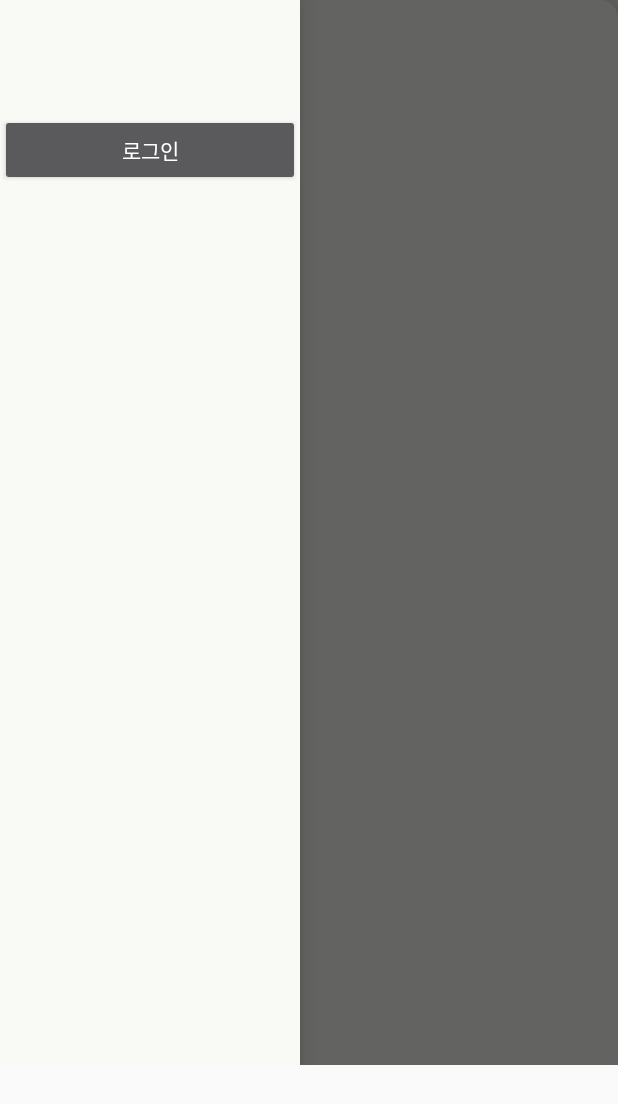
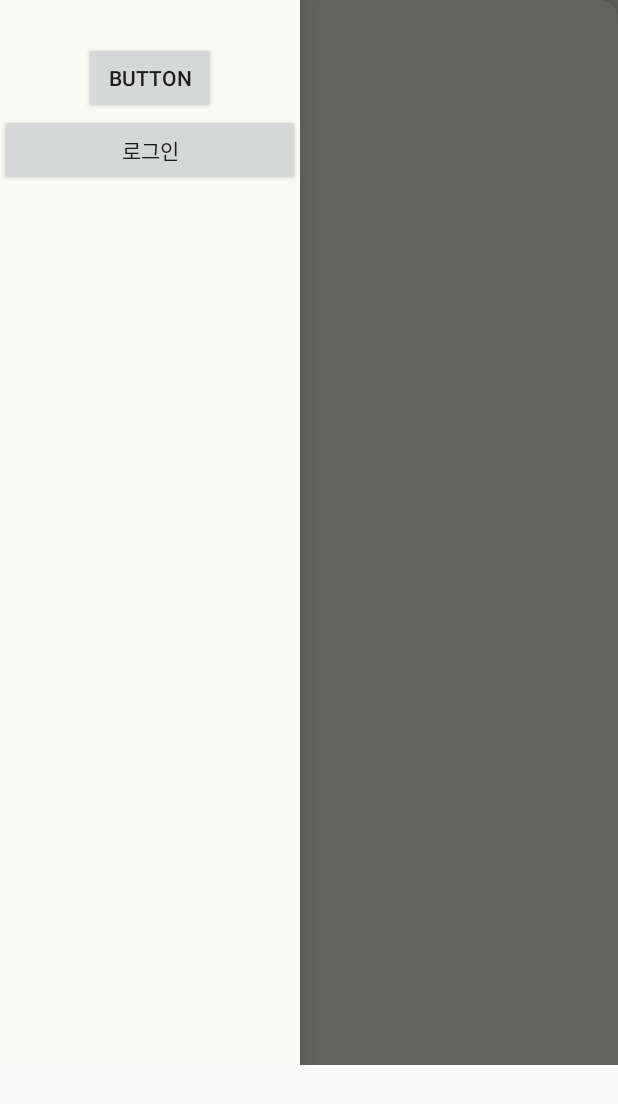
Before and after one commit to ETS-Android5/madcamp2, an Android app: the screen it shows after launch (MainActivity), with the side drawer open, on a phone screen of 412 x 824 dp. Shown: the top 1104 px of the screen. Run offline under Robolectric (Android 15) with nearby library versions, the phone set to English and light mode, and no system bars; libraries missing offline, so code that uses them is left out: net.daum.mf; plain views replace SlidingUpPanelLayout; 10 statements that could not run were skipped.

Commit message:
1/11 17:02

```diff
--- a/Client/app/src/main/java/com/example/client/MainActivity.java
+++ b/Client/app/src/main/java/com/example/client/MainActivity.java
@@ -9,6 +9,7 @@ import androidx.appcompat.app.AppCompatActivity;
 import androidx.core.app.ActivityCompat;
 import androidx.core.content.ContextCompat;
 import androidx.drawerlayout.widget.DrawerLayout;
+import androidx.fragment.app.FragmentContainerView;
 import androidx.fragment.app.FragmentManager;
 import androidx.fragment.app.FragmentTransaction;
 import androidx.recyclerview.widget.LinearLayoutManager;
@@ -36,6 +37,8 @@ import android.widget.EditText;
 import android.widget.ImageButton;
 import android.widget.TextView;
 import android.widget.Toast;
+
+import com.google.android.material.navigation.NavigationView;
 
 import net.daum.mf.map.api.CalloutBalloonAdapter;
 import net.daum.mf.map.api.CameraUpdate;
@@ -83,6 +86,7 @@ public class MainActivity extends AppCompatActivity implements MapView.MapViewEv
     private Retrofit retrofit;
     private RecyclerView imageRecyclerview;
     private ImageSearchAdapter imagesearchAdapter;
+    private int isSignin;
 
     public static final int MULTIPLE_PERMISSIONS = 1801;
     private String[] permissions = {
@@ -101,6 +105,8 @@ public class MainActivity extends AppCompatActivity implements MapView.MapViewEv
         setContentView(R.layout.activity_main);
 
         checkPermissions();
+
+        isSignin = 1;
 
         pinAddress = (TextView) findViewById(R.id.PinAddress);
 
@@ -130,6 +136,8 @@ public class MainActivity extends AppCompatActivity implements MapView.MapViewEv
                 drawerLayout.openDrawer(drawerView);
             }
         });
+
+
 
         search = (Button) findViewById(R.id.search);
         search.setOnClickListener(new View.OnClickListener() {
@@ -225,6 +233,14 @@ public class MainActivity extends AppCompatActivity implements MapView.MapViewEv
                         CameraUpdate cameraUpdate = CameraUpdateFactory.newMapPoint(mp);
                         mapView.moveCamera(cameraUpdate);
                         mapView.addPOIItem(searchEngineMarker);
+                    } else if (CallType == 2){
+                        isSignin = intent.getExtras().getInt("signin_state");
+
+                        NoLoginSideMenuFragment fragment = new NoLoginSideMenuFragment();
+                        Bundle bundle = new Bundle();
+                        bundle.putInt("signin_state", 0 );
+                        fragment.setArguments(bundle);
+
                     }
                 }
             }
@@ -263,14 +279,22 @@ public class MainActivity extends AppCompatActivity implements MapView.MapViewEv
 
         @Override
         public void onDrawerOpened(@NonNull View drawerView) {
+            if(isSignin == 1) {
                 toLogin = (Button) findViewById(R.id.to_login);
                 toLogin.setOnClickListener(new View.OnClickListener() {
                     @Override
                     public void onClick(View view) {
+
+
                         Intent intent_to_login = new Intent(MainActivity.this, LoginActivity.class);
-                    startActivity(intent_to_login);
+                        resultLauncher.launch(intent_to_login);
+
                     }
                 });
+            } else
+            {
+
+            }
         }
 
         @Override
--- /dev/null
+++ b/Client/app/src/main/java/com/example/client/NoLoginSideMenuFragment.java
@@ -0,0 +1,55 @@
+package com.example.client;
+
+import android.content.Intent;
+import android.os.Bundle;
+import android.util.Log;
+import android.view.LayoutInflater;
+import android.view.View;
+import android.view.ViewGroup;
+import android.widget.Button;
+
+import androidx.annotation.NonNull;
+import androidx.annotation.Nullable;
+import androidx.fragment.app.Fragment;
+import androidx.fragment.app.FragmentManager;
+import androidx.fragment.app.FragmentTransaction;
+
+public class NoLoginSideMenuFragment extends Fragment {
+
+    private FragmentManager fragmentManager;
+    private FragmentTransaction transaction;
+    private LoginSideMenuFragment loginSideMenuFragment;
+    private NoLoginSideMenuFragment noLoginSideMenuFragment;
+    private int signin_state;
+
+    @Override
+    public void onCreate(Bundle savedInstanceState) {
+        super.onCreate(savedInstanceState);
+
+
+
+    }
+
+    @Nullable
+    @Override
+    public View onCreateView(@NonNull LayoutInflater inflater, @Nullable ViewGroup container, @Nullable Bundle savedInstanceState) {
+
+        View view = inflater.inflate(R.layout.fragment_no_login_state, container, false);
+
+        if(getArguments() != null) {
+            signin_state = getArguments().getInt("signin_state");
+            if (signin_state == 0) {
+                Log.e("사이드 헤더 상태","로그인");
+                loginSideMenuFragment = new LoginSideMenuFragment();
+                fragmentManager = getActivity().getSupportFragmentManager();
+                transaction = fragmentManager.beginTransaction();
+                transaction.replace(R.id.userStateContainerview, loginSideMenuFragment).commitAllowingStateLoss();
+            }
+        }else
+        {
+            Log.e("번들","전달실패");
+        }
+
+        return view;
+    }
+}
--- /dev/null
+++ b/Client/app/src/main/res/layout/fragment_no_login_state.xml
@@ -0,0 +1,26 @@
+<?xml version="1.0" encoding="utf-8"?>
+<androidx.constraintlayout.widget.ConstraintLayout xmlns:android="http://schemas.android.com/apk/res/android"
+    xmlns:app="http://schemas.android.com/apk/res-auto"
+    xmlns:tools="http://schemas.android.com/tools"
+    android:layout_width="match_parent"
+    android:layout_height="match_parent">
+
+    <Button
+        android:id="@+id/to_login"
+        android:layout_width="match_parent"
+        android:layout_height="wrap_content"
+        android:text="로그인"
+        app:layout_constraintBottom_toBottomOf="parent"
+        app:layout_constraintEnd_toEndOf="parent"
+        app:layout_constraintStart_toStartOf="parent"
+        app:layout_constraintTop_toTopOf="parent" />
+
+    <Button
+        android:id="@+id/aaaa"
+        android:layout_width="wrap_content"
+        android:layout_height="wrap_content"
+        android:text="Button"
+        app:layout_constraintBottom_toTopOf="@+id/to_login"
+        app:layout_constraintEnd_toEndOf="parent"
+        app:layout_constraintStart_toStartOf="parent" />
+</androidx.constraintlayout.widget.ConstraintLayout>
--- a/Client/app/src/main/res/layout/main_header.xml
+++ b/Client/app/src/main/res/layout/main_header.xml
@@ -8,9 +8,10 @@
     android:orientation="vertical"
     android:theme="@style/ThemeOverlay.AppCompat.Dark">
 
-    <Button
-        android:id="@+id/to_login"
+    <androidx.fragment.app.FragmentContainerView
+        android:id="@+id/userStateContainerview"
+        android:name="com.example.client.NoLoginSideMenuFragment"
         android:layout_width="match_parent"
-        android:layout_height="wrap_content"
-        android:text="로그인" />
+        android:layout_height="match_parent" />
+
 </LinearLayout>
```
Also changed, not shown: Client/app/src/main/java/com/example/client/LoginActivity.java (+11 -0 lines), Client/app/src/main/java/com/example/client/LoginSideMenuFragment.java (added, +23 -0 lines), Client/app/src/main/res/layout/fragment_login_state.xml (added, +17 -0 lines). Lines whose indentation alone changed are shown as unchanged.
